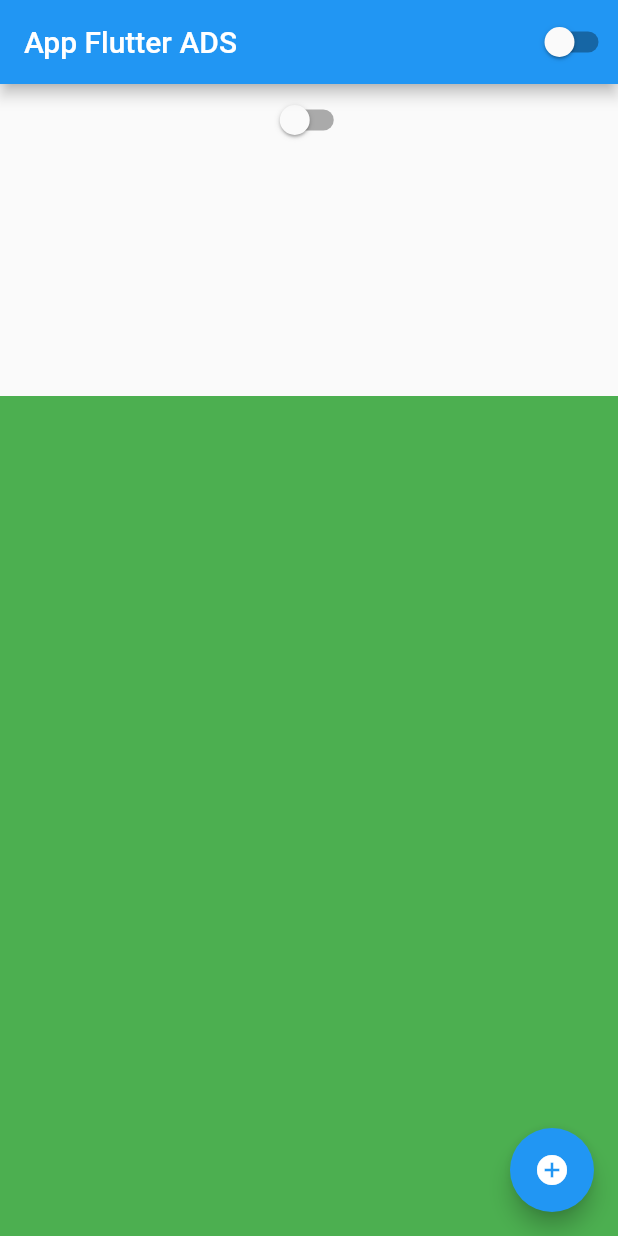
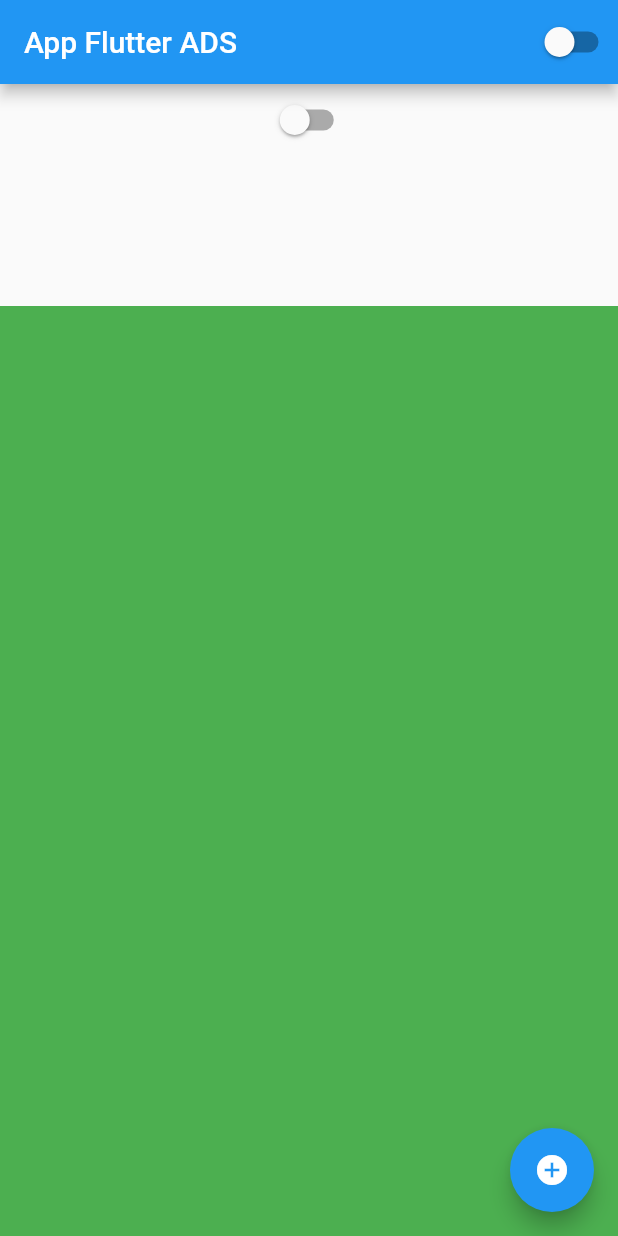
Before and after one commit to EisenGFonseca/Desenvolvimento-para-Dispositivos-M-veis, a Flutter app: the screen it shows after launch, on a phone screen of 412 x 824 dp. Run offline on Flutter 3.47's test engine with Material 2 defaults, Android fonts, the phone set to English and light mode, and no system bars.

Commit message:
Aula 1.11 ListView
Aula 1.11 ListView

```diff
--- a/Curso na pratica/ola_mundo/lib/home_page.dart
+++ b/Curso na pratica/ola_mundo/lib/home_page.dart
@@ -29,80 +29,200 @@ class HomePageState extends State<HomePage> {
           children: [
             Center(child: CustomSwitch()),
             Container(
-              height: 160,
+              height: 100,
             ),
             Container(
-              width: 50,
+              width: 150,
               height: 50,
               color: Colors.green,
             ),
             Container(
-              width: 50,
+              width: 150,
               height: 50,
               color: Colors.green,
             ),
             Container(
-              width: 50,
+              width: 150,
               height: 50,
               color: Colors.green,
             ),
             Container(
-              width: 50,
+              width: 150,
               height: 50,
               color: Colors.green,
             ),
             Container(
-              width: 50,
+              width: 150,
               height: 50,
               color: Colors.green,
             ),
             Container(
-              width: 50,
+              width: 150,
               height: 50,
               color: Colors.green,
             ),
             Container(
-              width: 50,
+              width: 150,
               height: 50,
               color: Colors.green,
             ),
             Container(
-              width: 50,
+              width: 150,
               height: 50,
               color: Colors.green,
             ),
             Container(
-              width: 50,
+              width: 150,
               height: 50,
               color: Colors.green,
             ),
             Container(
-              width: 50,
+              width: 150,
               height: 50,
               color: Colors.green,
             ),
             Container(
-              width: 50,
+              width: 150,
               height: 50,
               color: Colors.green,
             ),
             Container(
-              width: 50,
+              width: 150,
               height: 50,
               color: Colors.green,
             ),
             Container(
-              width: 50,
+              width: 150,
               height: 50,
               color: Colors.green,
             ),
             Container(
-              width: 50,
+              width: 150,
               height: 50,
               color: Colors.green,
             ),
             Container(
-              width: 50,
+              width: 150,
+              height: 50,
+              color: Colors.green,
+            ),
+            Container(
+              width: 150,
+              height: 50,
+              color: Colors.green,
+            ),
+            Container(
+              width: 150,
+              height: 50,
+              color: Colors.green,
+            ),
+            Container(
+              width: 150,
+              height: 50,
+              color: Colors.green,
+            ),
+            Container(
+              width: 150,
+              height: 50,
+              color: Colors.green,
+            ),
+            Container(
+              width: 150,
+              height: 50,
+              color: Colors.green,
+            ),
+            Container(
+              width: 150,
+              height: 50,
+              color: Colors.green,
+            ),
+            Container(
+              width: 150,
+              height: 50,
+              color: Colors.green,
+            ),
+            Container(
+              width: 150,
+              height: 50,
+              color: Colors.green,
+            ),
+            Container(
+              width: 150,
+              height: 50,
+              color: Colors.green,
+            ),
+            Container(
+              width: 150,
+              height: 50,
+              color: Colors.green,
+            ),
+            Container(
+              width: 150,
+              height: 50,
+              color: Colors.green,
+            ),
+            Container(
+              width: 150,
+              height: 50,
+              color: Colors.green,
+            ),
+            Container(
+              width: 150,
+              height: 50,
+              color: Colors.green,
+            ),
+            Container(
+              width: 150,
+              height: 50,
+              color: Colors.green,
+            ),
+            Container(
+              width: 150,
+              height: 50,
+              color: Colors.green,
+            ),
+            Container(
+              width: 150,
+              height: 50,
+              color: Colors.green,
+            ),
+            Container(
+              width: 150,
+              height: 50,
+              color: Colors.green,
+            ),
+            Container(
+              width: 150,
+              height: 50,
+              color: Colors.green,
+            ),
+            Container(
+              width: 150,
+              height: 50,
+              color: Colors.green,
+            ),
+            Container(
+              width: 150,
+              height: 50,
+              color: Colors.green,
+            ),
+            Container(
+              width: 150,
+              height: 50,
+              color: Colors.green,
+            ),
+            Container(
+              width: 150,
+              height: 50,
+              color: Colors.green,
+            ),
+            Container(
+              width: 150,
+              height: 50,
+              color: Colors.green,
+            ),
+            Container(
+              width: 150,
               height: 50,
               color: Colors.green,
             ),
```
